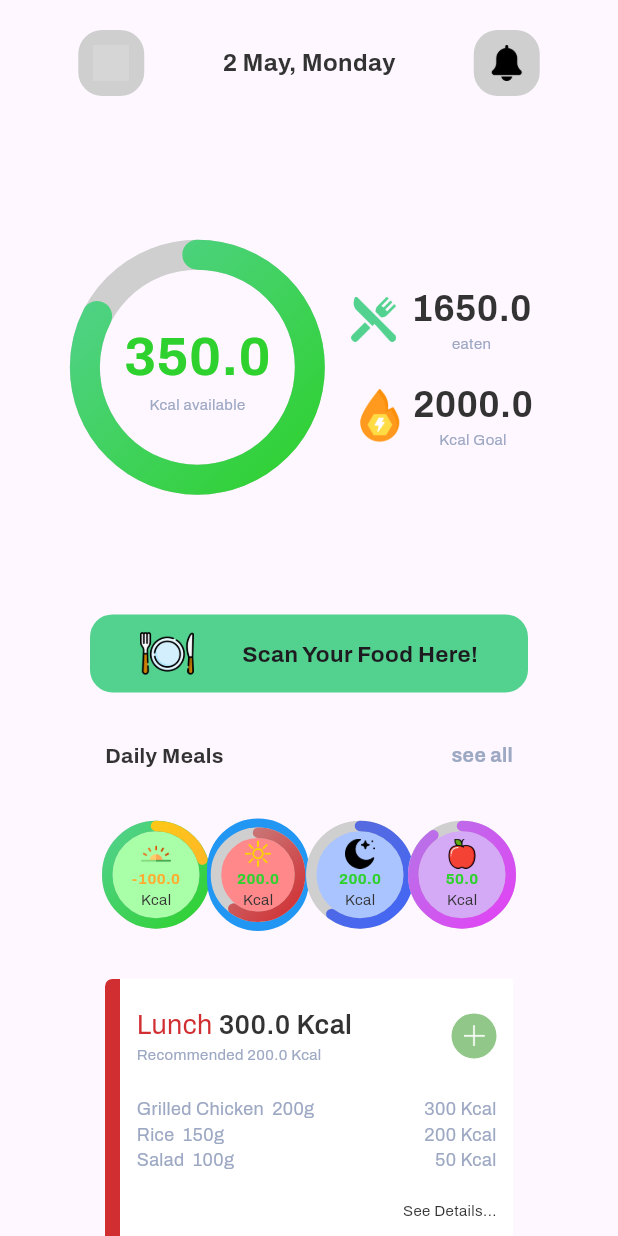
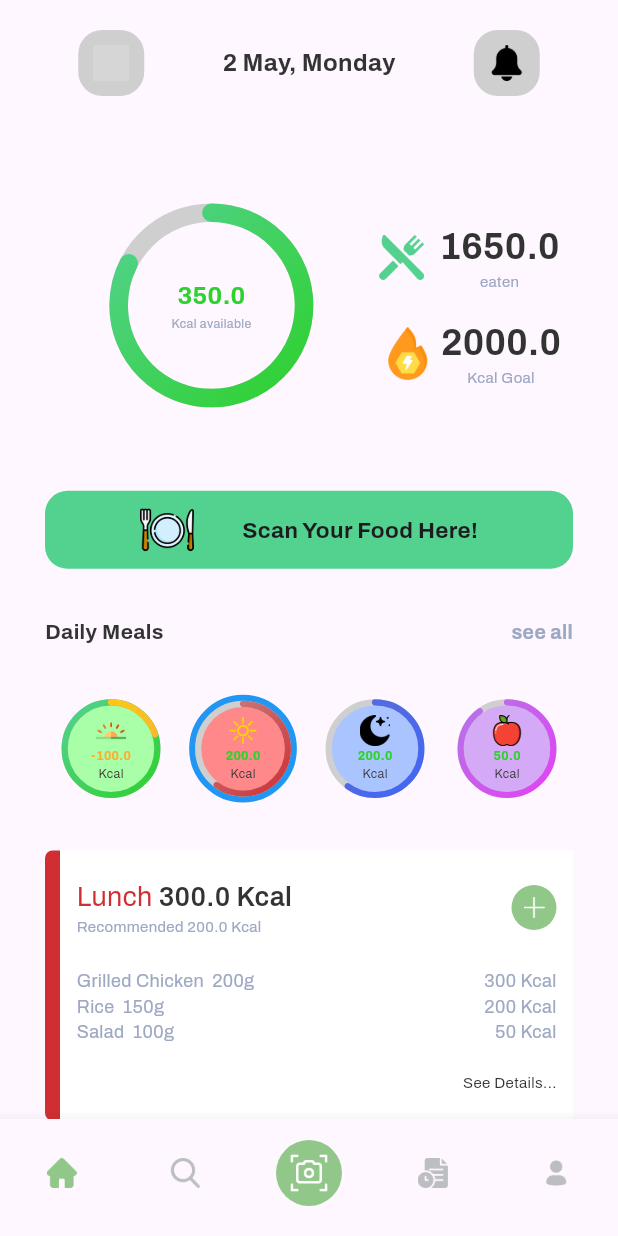
Before and after one commit to EdgarTanamal/Nutriwise, a Flutter app: the HomeScreen screen opened by its route, after a tap on an icon or button, on a phone screen of 412 x 824 dp. Run offline on Flutter 3.47's test engine with Material 3 defaults, Android fonts, the light colour scheme and no system bars; our stand-ins replace cloud_firestore, firebase_auth, firebase_core, google_fonts, share_plus, shared_preferences; missing offline and left inert: json_cache; accounts and stored records are empty; grey boxes are pictures that could not be loaded.

Commit message:
bottom navigation bar and responsive home screen

```diff
--- a/lib/shared/const.dart
+++ b/lib/shared/const.dart
@@ -95,6 +95,15 @@ class AppPicture{
   static const String calendar = "assets/images/calendar.png";
   static const String notification = "assets/images/bell.png";
   static const String activenotification = "assets/images/active.png";
+  static const String history = "assets/images/history.png";
+  static const String historyActive = "assets/images/historyActive.png";
+  static const String home = "assets/images/home.png";
+  static const String homeActive = "assets/images/homeActive.png";
+  static const String search = "assets/images/search.png";
+  static const String searchActive = "assets/images/searchActive.png";
+  static const String user = "assets/images/user.png";
+  static const String userActive = "assets/images/userActive.png";
+  static const String camera = "assets/images/camera.png";
 
 }
 
--- a/lib/view/pages/home_page.dart
+++ b/lib/view/pages/home_page.dart
@@ -49,29 +49,26 @@ class _HomeScreenState extends State<HomeScreen> {
         child: Column(
           children: [
             Container(
-              height: screenHeight*0.4,
+              height: MediaQuery.of(context).size.width*0.6,
               child: Padding(
-                padding: const EdgeInsets.symmetric(vertical: 30, horizontal: 30),
+                padding: const EdgeInsets.symmetric(horizontal: 30),
                 child: Row(
                   crossAxisAlignment: CrossAxisAlignment.center,
                   mainAxisAlignment: MainAxisAlignment.spaceEvenly,
                   children: [
-                    Column(
-                      mainAxisAlignment: MainAxisAlignment.center,
-                      crossAxisAlignment: CrossAxisAlignment.center,
-                      children: [
-                        // Larger circle
-                        CalorieProgressIndicator(
+                    Container(
+                      width: MediaQuery.of(context).size.width*0.5,
+                      child: Flexible(
+                        child: CalorieProgressIndicator(
                           gradient: AppGradients.greenGradient,
                           calorieConsumed: totalcalorieConsumed,
                           calorieGoal: totalcalorieGoal,
-                          strokeWidth: 20,
-                          sized:150,
                           name: "Kcal available",
                         ),
-                      ],
                       ),
-                    Column(
+                    ),
+                    Container(
+                      child: Column(
                         mainAxisAlignment: MainAxisAlignment.center,
                         crossAxisAlignment: CrossAxisAlignment.center,
                         children: [
@@ -133,12 +130,13 @@ class _HomeScreenState extends State<HomeScreen> {
 
                         ],
                       ),
+                    ),
                   ],
                 ),
               ),
             ),
             Padding(
-              padding: const EdgeInsets.symmetric(horizontal: 60),
+              padding: const EdgeInsets.symmetric(horizontal: 30),
               child: Container(
                 decoration: BoxDecoration(
                   color: AppColors.lightgreen,
@@ -164,7 +162,7 @@ class _HomeScreenState extends State<HomeScreen> {
             ),
             SizedBox(height: 32),
             Padding(
-              padding: const EdgeInsets.symmetric(horizontal: 70),
+              padding: const EdgeInsets.symmetric(horizontal: 30),
               child: Container(
                 child: Column(
                   mainAxisAlignment: MainAxisAlignment.start,
@@ -198,8 +196,6 @@ class _HomeScreenState extends State<HomeScreen> {
                             child: CalorieProgressIndicator(
                               calorieConsumed: breakfastCalorie,
                               calorieGoal: breakfastGoal,
-                              strokeWidth: 7,
-                              sized: 65,
                               name: "Kcal",
                               totalCalorie: false,
                               gradient: AppGradients.greenGradient,
@@ -220,8 +216,6 @@ class _HomeScreenState extends State<HomeScreen> {
                               gradient: AppGradients.redGradient,
                               calorieConsumed: lunchCalorie,
                               calorieGoal: lunchGoal,
-                              strokeWidth: 7,
-                              sized:65,
                               name: "Kcal",
                               picture: AppPicture.afternoonPicture,
                               totalCalorie: false,
@@ -242,8 +236,6 @@ class _HomeScreenState extends State<HomeScreen> {
                               gradient: AppGradients.blueGradient,
                               calorieConsumed: dinnerCalorie,
                               calorieGoal: dinnerGoal,
-                              strokeWidth: 7,
-                              sized:65,
                               name: "Kcal",
                               picture: AppPicture.moonPicture,
                               color: AppColors.dinnerBG,
@@ -264,8 +256,6 @@ class _HomeScreenState extends State<HomeScreen> {
                               gradient: AppGradients.purpleGradient,
                               calorieConsumed: snackCalorie,
                               calorieGoal: snackGoal,
-                              strokeWidth: 7,
-                              sized:65,
                               name: "Kcal",
                               picture: AppPicture.snackPicture,
                               totalCalorie: false,
@@ -348,6 +338,7 @@ class _HomeScreenState extends State<HomeScreen> {
           ],
         ),
       ),
+      bottomNavigationBar: Navbar(),
     );
   }
 }
--- a/lib/view/widgets/calorieProgressIndicator.dart
+++ b/lib/view/widgets/calorieProgressIndicator.dart
@@ -5,8 +5,6 @@ class CalorieProgressIndicator extends StatelessWidget {
   final double calorieGoal;
   final Gradient gradient;
   final Gradient yellowGradient;
-  final double strokeWidth;
-  final double sized;
   final bool totalCalorie;
   final String picture;
   final String name;
@@ -17,8 +15,6 @@ class CalorieProgressIndicator extends StatelessWidget {
     Key? key,
     required this.calorieConsumed,
     required this.calorieGoal,
-    required this.strokeWidth,
-    required this.sized,
     required this.name,
     required this.gradient,
     this.yellowGradient = AppGradients.yellowGradient,
@@ -30,7 +26,9 @@ class CalorieProgressIndicator extends StatelessWidget {
 
   @override
   Widget build(BuildContext context) {
-
+    double screenWidth = MediaQuery.of(context).size.width;
+    double sized = totalCalorie?screenWidth*0.30:screenWidth * 0.15; // Ukuran lingkaran 25% dari lebar layar
+    double strokeWidth = totalCalorie?MediaQuery.of(context).size.width*0.03 :MediaQuery.of(context).size.width*0.01;
     double progress = calorieConsumed / calorieGoal;
     double leftCalorie = calorieGoal-calorieConsumed;
     return Stack(
@@ -41,7 +39,7 @@ class CalorieProgressIndicator extends StatelessWidget {
           height:  sized + (isSelected ? 10 : 0),
           decoration: BoxDecoration(
             color: totalCalorie ? null : color,
-            borderRadius: BorderRadius.circular(50),
+            borderRadius: BorderRadius.circular(sized),
             border: isSelected
                 ? Border.all(color: Colors.blue, width: 6) // Border biru jika aktif
                 : null,
@@ -51,7 +49,9 @@ class CalorieProgressIndicator extends StatelessWidget {
           ),
         ),
 
-        Column(
+        Padding(
+          padding: const EdgeInsets.all(8.0),
+          child: Column(
             mainAxisAlignment: MainAxisAlignment.center,
             crossAxisAlignment: CrossAxisAlignment.center,
             children: [
@@ -59,15 +59,15 @@ class CalorieProgressIndicator extends StatelessWidget {
               SizedBox.shrink() :
               Image.asset(
                  picture,
-               height: 20,
-              width: 20,
+                 height: screenWidth*0.05,
+                width: screenWidth*0.05,
                 fit: BoxFit.fill,
 
               ),
               Text(
                 "$leftCalorie", // Persentase
                 style: GoogleFonts.archivo(
-                  fontSize: totalCalorie?36:10,
+                    fontSize: totalCalorie?screenWidth*0.04:screenWidth*0.02,
                     color: calorieConsumed>calorieGoal?
                     AppColors.yellow: AppColors.green,
                     fontWeight: FontWeight.bold
@@ -76,11 +76,12 @@ class CalorieProgressIndicator extends StatelessWidget {
               Text(
                 totalCalorie?"Kcal available":"Kcal",
                 style: GoogleFonts.archivo(
-                  fontSize: 10,
+                    fontSize: totalCalorie?screenWidth*0.02:screenWidth*0.02,
                     color: totalCalorie? AppColors.subText:AppColors.textColor
                 ),
               ),
             ],
+          ),
         )
       ],
     );
--- a/lib/view/widgets/navbar.dart
+++ b/lib/view/widgets/navbar.dart
@@ -1 +1,154 @@
 part of'widgets.dart';
+
+class Navbar extends StatefulWidget {
+  const Navbar({super.key});
+
+  @override
+  State<Navbar> createState() => _NavbarState();
+}
+
+class _NavbarState extends State<Navbar> {
+  int _selectedIndex = 0; // Track the currently selected index
+
+  // Function to handle index changes
+  void _onItemTapped(int index) {
+    // Hanya ubah state jika indeks yang dipilih berbeda dari indeks aktif
+    if (index != _selectedIndex) {
+      setState(() {
+        _selectedIndex = index;
+      });
+
+      switch (index) {
+        case 0: // Home
+        // Periksa apakah sudah berada di halaman Home
+          if (ModalRoute.of(context)?.settings.name != '/home') {
+            Navigator.pushNamed(context, '/home');
+          }
+          break;
+        case 1: // Search
+        // Periksa apakah sudah berada di halaman Search
+          if (ModalRoute.of(context)?.settings.name != '/search') {
+            Navigator.pushNamed(context, '/search');
+          }
+          break;
+        case 2: // Camera
+        // Periksa apakah sudah berada di halaman Camera
+          if (ModalRoute.of(context)?.settings.name != '/camera') {
+            Navigator.pushNamed(context, '/camera');
+          }
+          break;
+        case 3: // History
+        // Periksa apakah sudah berada di halaman History
+          if (ModalRoute.of(context)?.settings.name != '/history') {
+            Navigator.pushNamed(context, '/history');
+          }
+          break;
+        case 4: // Profile
+        // Periksa apakah sudah berada di halaman Profile
+          if (ModalRoute.of(context)?.settings.name != '/profile') {
+            Navigator.pushNamed(context, '/profile');
+          }
+          break;
+      }
+    }
+  }
+
+
+  @override
+  Widget build(BuildContext context) {
+    return BottomNavigationBar(
+        type: BottomNavigationBarType.fixed, // Hindari perubahan ukuran
+        currentIndex: _selectedIndex,
+        showSelectedLabels: false,
+        showUnselectedLabels: false,
+        onTap: _onItemTapped,
+
+        items: [
+          BottomNavigationBarItem(
+            icon: Image.asset(
+                AppPicture.home,
+              width: 20,
+              height: 20,
+            ),
+            activeIcon: Image.asset(
+                AppPicture.homeActive,
+              width: 20,
+              height: 20,
+            ),
+            label: 'home',
+
+          ),
+
+          BottomNavigationBarItem(
+            icon: Image.asset(
+                AppPicture.search,
+              width: 20,
+              height: 20,
+            ),
+            activeIcon: Image.asset(
+                AppPicture.searchActive,
+              width: 20,
+              height: 20,
+            ),
+              label: 'search'
+
+          ),
+
+            BottomNavigationBarItem(
+            icon: Container(
+              width: 44,
+              height: 44,
+              decoration: BoxDecoration(
+                color: AppColors.button,
+                borderRadius: BorderRadius.all(Radius.circular(24))
+              ),
+              child: Padding(
+                padding: const EdgeInsets.all(8.0),
+                child: Image.asset(
+                    AppPicture.camera,
+                  width: 16,
+                  height: 16,
+                ),
+              ),
+            ),
+                label: 'camera'
+
+
+          ),
+
+            BottomNavigationBarItem(
+            icon: Image.asset(
+                AppPicture.history,
+              width: 20,
+              height: 20,
+            ),
+            activeIcon: Image.asset(
+                AppPicture.historyActive,
+              width: 20,
+              height: 20,
+            ),
+                label: 'history'
+
+
+          ),
+
+             BottomNavigationBarItem(
+            icon: Image.asset(
+                AppPicture.user,
+              width: 20,
+              height: 20,
+            ),
+            activeIcon: Image.asset(
+                AppPicture.userActive,
+              width: 20,
+              height: 20,
+            ),
+                 label: 'Profile'
+
+
+          ),
+
+
+        ]);
+  }
+}
```
Also changed, not shown: assets/images/camera.png (added), assets/images/history.png (added), assets/images/historyActive.png (added), assets/images/home.png (added), assets/images/homeActive.png (added), assets/images/search.png (added), assets/images/searchActive.png (added), assets/images/user.png (added), assets/images/userActive.png (added). Lines whose indentation alone changed are shown as unchanged.
